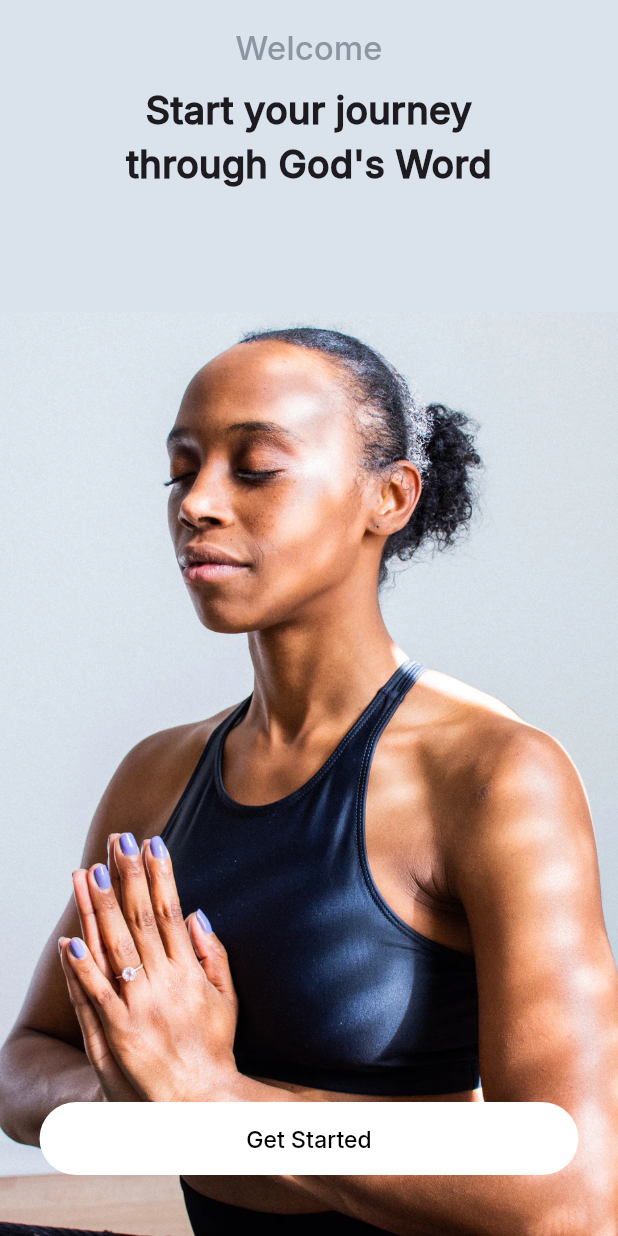
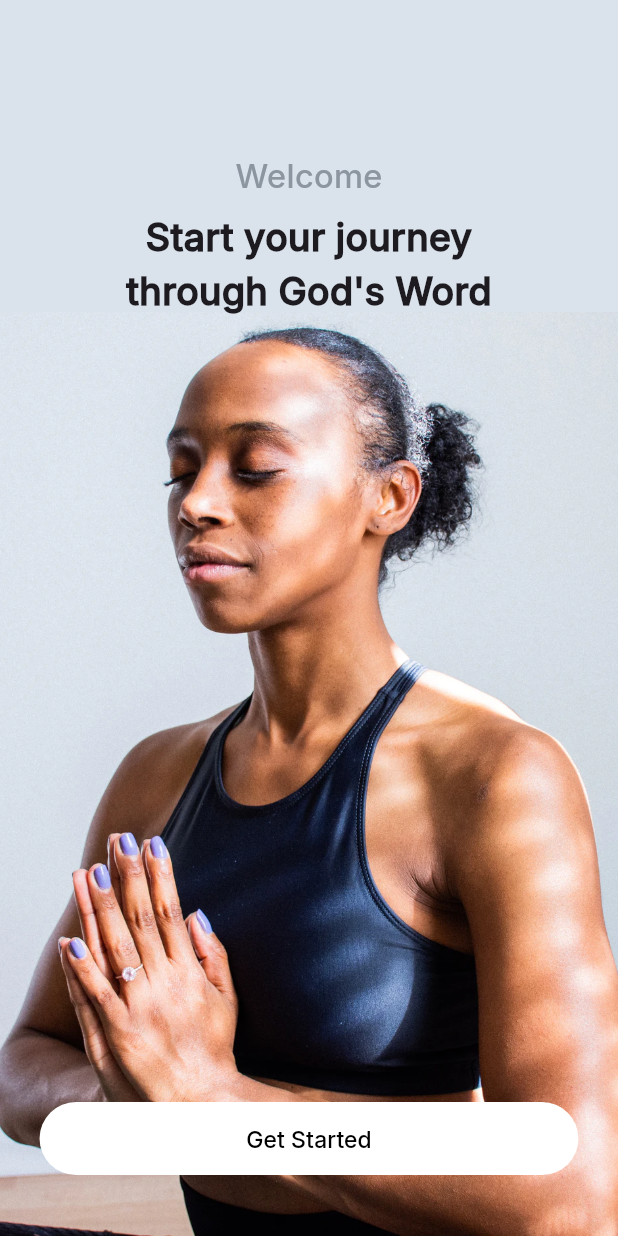
Before and after one commit to manuel-qwasi/the_gospel, a Flutter app: the screen it shows after launch, on a phone screen of 412 x 824 dp. Run offline on Flutter 3.47's test engine with Material 3 defaults, Android fonts, the phone set to English and light mode, and no system bars; our stand-ins replace flutter_screenutil, go_router; missing offline and left inert: enefty_icons.

Commit message:
removed safearea on get_started screen

```diff
--- a/lib/views/onboarding/get_started.dart
+++ b/lib/views/onboarding/get_started.dart
@@ -11,8 +11,7 @@ class GetStarted extends StatelessWidget {
   Widget build(BuildContext context) {
     return Scaffold(
       backgroundColor: Color(0xFFDAE2EB),
-      body: SafeArea(
-        child: SizedBox(
+      body: SizedBox(
         child: Stack(
           children: [
             Align(
@@ -23,7 +22,7 @@ class GetStarted extends StatelessWidget {
               ),
             ),
             Positioned(
-                top: 16.h,
+              top: 100.h,
               left: 0,
               right: 0,
               child: Column(
@@ -58,7 +57,6 @@ class GetStarted extends StatelessWidget {
           ],
         ),
       ),
-      ),
     );
   }
 }
```
Lines whose indentation alone changed are shown as unchanged.
